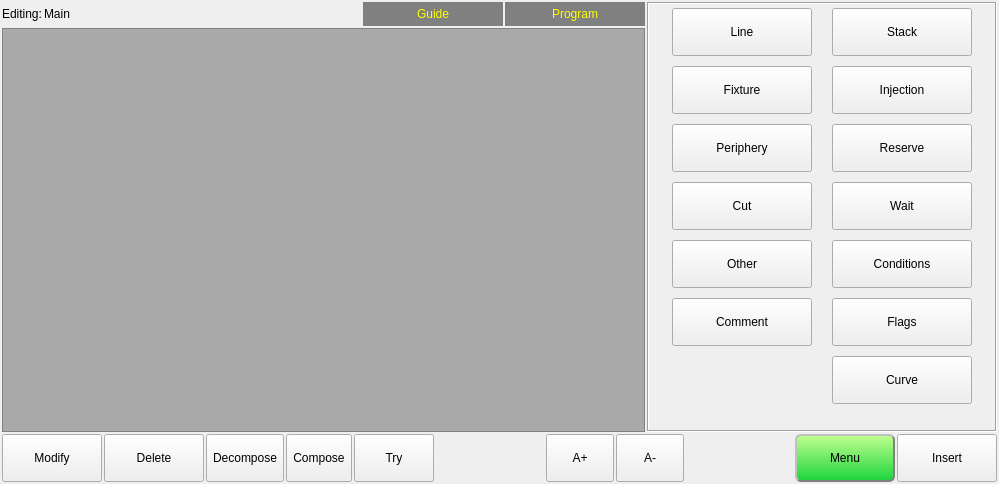
dongdong-2009/3-5AxisRobot, file hcinstruction/ichcinstructionpageframe.ui: the form before one commit.
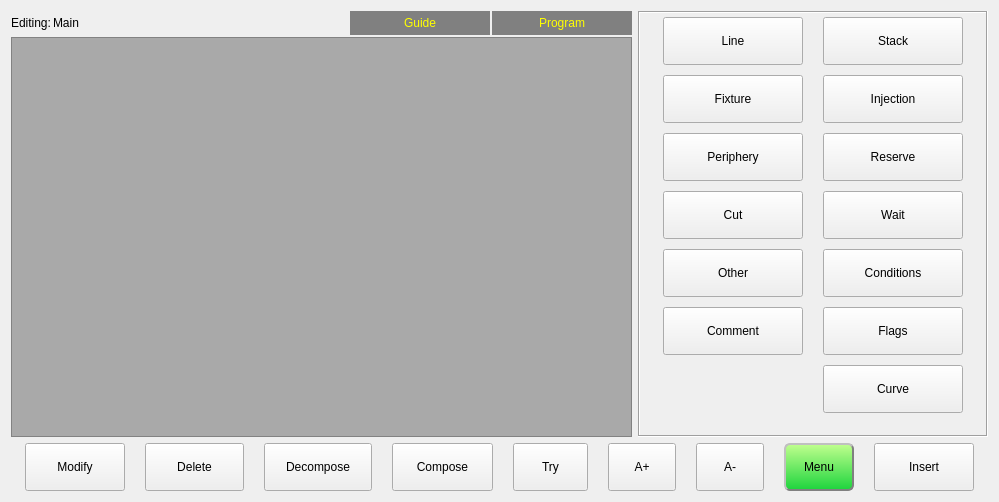
The form after the commit. Icons and pictures are not drawn. Custom widgets are drawn as their Qt base class.

What changed in the file:
```diff
--- a/hcinstruction/ichcinstructionpageframe.ui
+++ b/hcinstruction/ichcinstructionpageframe.ui
@@ -7,7 +7,7 @@
     <x>0</x>
     <y>0</y>
     <width>999</width>
-    <height>484</height>
+    <height>502</height>
    </rect>
   </property>
   <property name="windowTitle">
@@ -27,197 +27,10 @@
   <property name="frameShadow">
    <enum>QFrame::Plain</enum>
   </property>
-  <layout class="QVBoxLayout" name="verticalLayout_2">
-   <property name="spacing">
-    <number>2</number>
-   </property>
-   <property name="leftMargin">
-    <number>2</number>
-   </property>
-   <property name="topMargin">
-    <number>2</number>
-   </property>
-   <property name="rightMargin">
-    <number>2</number>
-   </property>
-   <property name="bottomMargin">
-    <number>2</number>
-   </property>
-   <item>
-    <layout class="QHBoxLayout" name="horizontalLayout_3">
-     <item>
-      <layout class="QVBoxLayout" name="verticalLayout">
-       <property name="spacing">
-        <number>2</number>
-       </property>
-       <item>
-        <layout class="QHBoxLayout" name="horizontalLayout_2">
-         <item>
-          <widget class="QLabel" name="programLabel_2">
-           <property name="text">
-            <string>Editing:</string>
-           </property>
-          </widget>
-         </item>
-         <item>
-          <widget class="QLabel" name="programLabel">
-           <property name="text">
-            <string>Main</string>
-           </property>
-          </widget>
-         </item>
-         <item>
-          <spacer name="horizontalSpacer_2">
-           <property name="orientation">
-            <enum>Qt::Horizontal</enum>
-           </property>
-           <property name="sizeHint" stdset="0">
-            <size>
-             <width>40</width>
-             <height>20</height>
-            </size>
-           </property>
-          </spacer>
-         </item>
-         <item>
-          <widget class="QPushButton" name="guideButton">
-           <property name="sizePolicy">
-            <sizepolicy hsizetype="Preferred" vsizetype="Preferred">
-             <horstretch>0</horstretch>
-             <verstretch>0</verstretch>
-            </sizepolicy>
-           </property>
-           <property name="minimumSize">
-            <size>
-             <width>140</width>
-             <height>24</height>
-            </size>
-           </property>
-           <property name="maximumSize">
-            <size>
-             <width>150</width>
-             <height>24</height>
-            </size>
-           </property>
-           <property name="styleSheet">
-            <string notr="true">background-color: gray;
-color:rgb(255, 255, 0);
-border-color: none;
-border-style: outset;
-border-width: 0px;
-border-radius: 0px;</string>
-           </property>
-           <property name="text">
-            <string>Guide</string>
-           </property>
-           <property name="icon">
-            <iconset resource="../resource.qrc">
-             <normaloff>:/resource/parameter.png</normaloff>:/resource/parameter.png</iconset>
-           </property>
-           <property name="iconSize">
-            <size>
-             <width>32</width>
-             <height>32</height>
-            </size>
-           </property>
-           <property name="flat">
-            <bool>true</bool>
-           </property>
-          </widget>
-         </item>
-         <item>
-          <widget class="QPushButton" name="programButton">
-           <property name="sizePolicy">
-            <sizepolicy hsizetype="Preferred" vsizetype="Preferred">
-             <horstretch>0</horstretch>
-             <verstretch>0</verstretch>
-            </sizepolicy>
-           </property>
-           <property name="minimumSize">
-            <size>
-             <width>140</width>
-             <height>24</height>
-            </size>
-           </property>
-           <property name="maximumSize">
-            <size>
-             <width>140</width>
-             <height>24</height>
-            </size>
-           </property>
-           <property name="styleSheet">
-            <string notr="true">background-color: gray;
-color:rgb(255, 255, 0);
-border-color: none;
-border-style: outset;
-border-width: 0px;
-border-radius: 0px;</string>
-           </property>
-           <property name="text">
-            <string>Program</string>
-           </property>
-           <property name="icon">
-            <iconset resource="../resource.qrc">
-             <normaloff>:/resource/editor.png</normaloff>:/resource/editor.png</iconset>
-           </property>
-           <property name="iconSize">
-            <size>
-             <width>32</width>
-             <height>32</height>
-            </size>
-           </property>
-           <property name="flat">
-            <bool>true</bool>
-           </property>
-          </widget>
-         </item>
-        </layout>
-       </item>
-       <item>
-        <widget class="ICListWidget" name="moldContentListWidget">
-         <property name="minimumSize">
-          <size>
-           <width>300</width>
-           <height>0</height>
-          </size>
-         </property>
-         <property name="styleSheet">
-          <string notr="true">QListView{
-background-color: darkgray;
-}
-QListView::item{
-padding:5px;
-}</string>
-         </property>
-         <property name="horizontalScrollBarPolicy">
-          <enum>Qt::ScrollBarAsNeeded</enum>
-         </property>
-         <property name="editTriggers">
-          <set>QAbstractItemView::NoEditTriggers</set>
-         </property>
-         <property name="showDropIndicator" stdset="0">
-          <bool>false</bool>
-         </property>
-         <property name="alternatingRowColors">
-          <bool>true</bool>
-         </property>
-         <property name="selectionMode">
-          <enum>QAbstractItemView::SingleSelection</enum>
-         </property>
-         <property name="selectionBehavior">
-          <enum>QAbstractItemView::SelectRows</enum>
-         </property>
-         <property name="spacing">
-          <number>1</number>
-         </property>
-         <property name="selectionRectVisible">
-          <bool>false</bool>
-         </property>
-        </widget>
-       </item>
-      </layout>
-     </item>
-     <item>
+  <layout class="QGridLayout" name="gridLayout_2">
+   <item row="0" column="0">
+    <layout class="QGridLayout" name="gridLayout">
+     <item row="0" column="1">
       <widget class="QStackedWidget" name="settingStackedWidget">
        <property name="sizePolicy">
         <sizepolicy hsizetype="Preferred" vsizetype="Expanding">
@@ -764,9 +577,181 @@
        </widget>
       </widget>
      </item>
+     <item row="0" column="0">
+      <layout class="QVBoxLayout" name="verticalLayout">
+       <property name="spacing">
+        <number>2</number>
+       </property>
+       <item>
+        <layout class="QHBoxLayout" name="horizontalLayout_2">
+         <item>
+          <widget class="QLabel" name="programLabel_2">
+           <property name="text">
+            <string>Editing:</string>
+           </property>
+          </widget>
+         </item>
+         <item>
+          <widget class="QLabel" name="programLabel">
+           <property name="text">
+            <string>Main</string>
+           </property>
+          </widget>
+         </item>
+         <item>
+          <spacer name="horizontalSpacer_2">
+           <property name="orientation">
+            <enum>Qt::Horizontal</enum>
+           </property>
+           <property name="sizeHint" stdset="0">
+            <size>
+             <width>40</width>
+             <height>20</height>
+            </size>
+           </property>
+          </spacer>
+         </item>
+         <item>
+          <widget class="QPushButton" name="guideButton">
+           <property name="sizePolicy">
+            <sizepolicy hsizetype="Preferred" vsizetype="Preferred">
+             <horstretch>0</horstretch>
+             <verstretch>0</verstretch>
+            </sizepolicy>
+           </property>
+           <property name="minimumSize">
+            <size>
+             <width>140</width>
+             <height>24</height>
+            </size>
+           </property>
+           <property name="maximumSize">
+            <size>
+             <width>150</width>
+             <height>24</height>
+            </size>
+           </property>
+           <property name="styleSheet">
+            <string notr="true">background-color: gray;
+color:rgb(255, 255, 0);
+border-color: none;
+border-style: outset;
+border-width: 0px;
+border-radius: 0px;</string>
+           </property>
+           <property name="text">
+            <string>Guide</string>
+           </property>
+           <property name="icon">
+            <iconset resource="../resource.qrc">
+             <normaloff>:/resource/parameter.png</normaloff>:/resource/parameter.png</iconset>
+           </property>
+           <property name="iconSize">
+            <size>
+             <width>32</width>
+             <height>32</height>
+            </size>
+           </property>
+           <property name="flat">
+            <bool>true</bool>
+           </property>
+          </widget>
+         </item>
+         <item>
+          <widget class="QPushButton" name="programButton">
+           <property name="sizePolicy">
+            <sizepolicy hsizetype="Preferred" vsizetype="Preferred">
+             <horstretch>0</horstretch>
+             <verstretch>0</verstretch>
+            </sizepolicy>
+           </property>
+           <property name="minimumSize">
+            <size>
+             <width>140</width>
+             <height>24</height>
+            </size>
+           </property>
+           <property name="maximumSize">
+            <size>
+             <width>140</width>
+             <height>24</height>
+            </size>
+           </property>
+           <property name="styleSheet">
+            <string notr="true">background-color: gray;
+color:rgb(255, 255, 0);
+border-color: none;
+border-style: outset;
+border-width: 0px;
+border-radius: 0px;</string>
+           </property>
+           <property name="text">
+            <string>Program</string>
+           </property>
+           <property name="icon">
+            <iconset resource="../resource.qrc">
+             <normaloff>:/resource/editor.png</normaloff>:/resource/editor.png</iconset>
+           </property>
+           <property name="iconSize">
+            <size>
+             <width>32</width>
+             <height>32</height>
+            </size>
+           </property>
+           <property name="flat">
+            <bool>true</bool>
+           </property>
+          </widget>
+         </item>
+        </layout>
+       </item>
+       <item>
+        <widget class="ICListWidget" name="moldContentListWidget">
+         <property name="minimumSize">
+          <size>
+           <width>300</width>
+           <height>0</height>
+          </size>
+         </property>
+         <property name="styleSheet">
+          <string notr="true">QListView{
+background-color: darkgray;
+}
+QListView::item{
+padding:5px;
+}</string>
+         </property>
+         <property name="horizontalScrollBarPolicy">
+          <enum>Qt::ScrollBarAsNeeded</enum>
+         </property>
+         <property name="editTriggers">
+          <set>QAbstractItemView::NoEditTriggers</set>
+         </property>
+         <property name="showDropIndicator" stdset="0">
+          <bool>false</bool>
+         </property>
+         <property name="alternatingRowColors">
+          <bool>true</bool>
+         </property>
+         <property name="selectionMode">
+          <enum>QAbstractItemView::SingleSelection</enum>
+         </property>
+         <property name="selectionBehavior">
+          <enum>QAbstractItemView::SelectRows</enum>
+         </property>
+         <property name="spacing">
+          <number>1</number>
+         </property>
+         <property name="selectionRectVisible">
+          <bool>false</bool>
+         </property>
+        </widget>
+       </item>
+      </layout>
+     </item>
     </layout>
    </item>
-   <item>
+   <item row="1" column="0">
     <layout class="QHBoxLayout" name="horizontalLayout">
      <item>
       <widget class="QToolButton" name="modifyToolButton">
@@ -784,7 +769,7 @@
        </property>
        <property name="maximumSize">
         <size>
-         <width>100</width>
+         <width>99</width>
          <height>48</height>
         </size>
        </property>
@@ -816,13 +801,13 @@
        </property>
        <property name="minimumSize">
         <size>
-         <width>100</width>
+         <width>93</width>
          <height>48</height>
         </size>
        </property>
        <property name="maximumSize">
         <size>
-         <width>100</width>
+         <width>99</width>
          <height>48</height>
         </size>
        </property>
@@ -854,13 +839,13 @@
        </property>
        <property name="minimumSize">
         <size>
-         <width>0</width>
+         <width>108</width>
          <height>48</height>
         </size>
        </property>
        <property name="maximumSize">
         <size>
-         <width>16777215</width>
+         <width>105</width>
          <height>48</height>
         </size>
        </property>
@@ -895,13 +880,13 @@
        </property>
        <property name="minimumSize">
         <size>
-         <width>0</width>
+         <width>101</width>
          <height>48</height>
         </size>
        </property>
        <property name="maximumSize">
         <size>
-         <width>16777215</width>
+         <width>101</width>
          <height>48</height>
         </size>
        </property>
@@ -936,13 +921,13 @@
        </property>
        <property name="minimumSize">
         <size>
-         <width>80</width>
+         <width>75</width>
          <height>0</height>
         </size>
        </property>
        <property name="maximumSize">
         <size>
-         <width>100</width>
+         <width>75</width>
          <height>16777215</height>
         </size>
        </property>
@@ -960,19 +945,6 @@
        </property>
       </widget>
      </item>
-     <item>
-      <spacer name="horizontalSpacer">
-       <property name="orientation">
-        <enum>Qt::Horizontal</enum>
-       </property>
-       <property name="sizeHint" stdset="0">
-        <size>
-         <width>40</width>
-         <height>20</height>
-        </size>
-       </property>
-      </spacer>
-     </item>
      <item>
       <widget class="QToolButton" name="aPlusBtn">
        <property name="sizePolicy">
@@ -989,7 +961,7 @@
        </property>
        <property name="maximumSize">
         <size>
-         <width>16777215</width>
+         <width>68</width>
          <height>48</height>
         </size>
        </property>
@@ -1026,7 +998,7 @@
        </property>
        <property name="maximumSize">
         <size>
-         <width>16777215</width>
+         <width>68</width>
          <height>48</height>
         </size>
        </property>
@@ -1047,19 +1019,6 @@
        </property>
       </widget>
      </item>
-     <item>
-      <spacer name="horizontalSpacer_5">
-       <property name="orientation">
-        <enum>Qt::Horizontal</enum>
-       </property>
-       <property name="sizeHint" stdset="0">
-        <size>
-         <width>40</width>
-         <height>20</height>
-        </size>
-       </property>
-      </spacer>
-     </item>
      <item>
       <widget class="QToolButton" name="commandButton">
        <property name="sizePolicy">
@@ -1070,13 +1029,13 @@
        </property>
        <property name="minimumSize">
         <size>
-         <width>100</width>
+         <width>70</width>
          <height>48</height>
         </size>
        </property>
        <property name="maximumSize">
         <size>
-         <width>16777215</width>
+         <width>70</width>
          <height>48</height>
         </size>
        </property>
```
Left out of the diff: 236 changed lines with no effect on the pictures.
